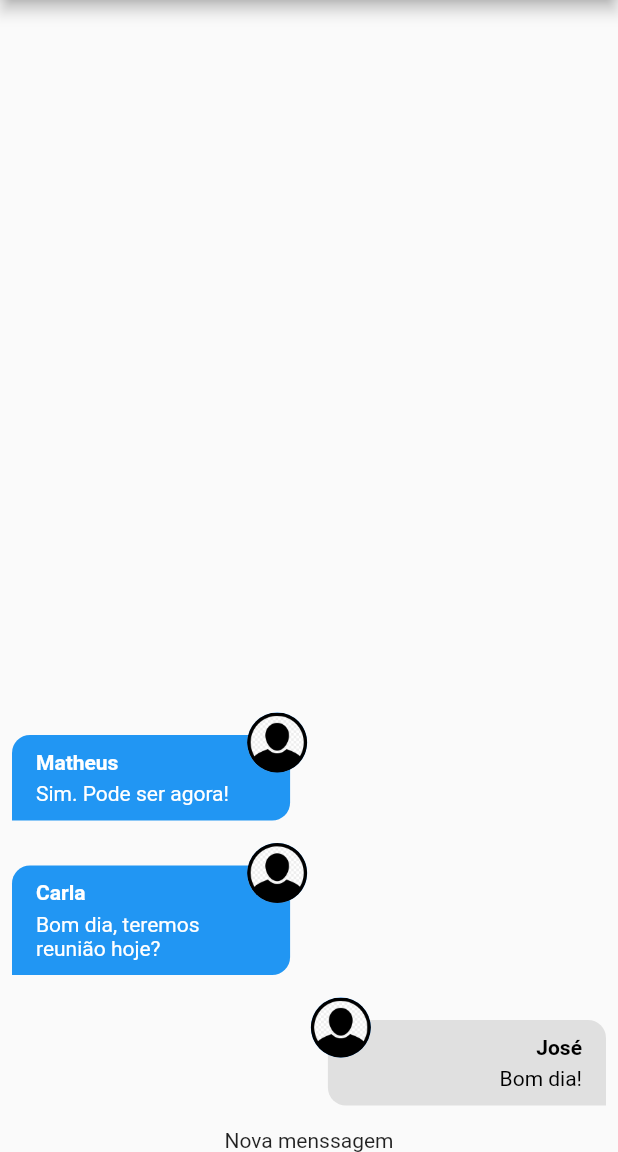
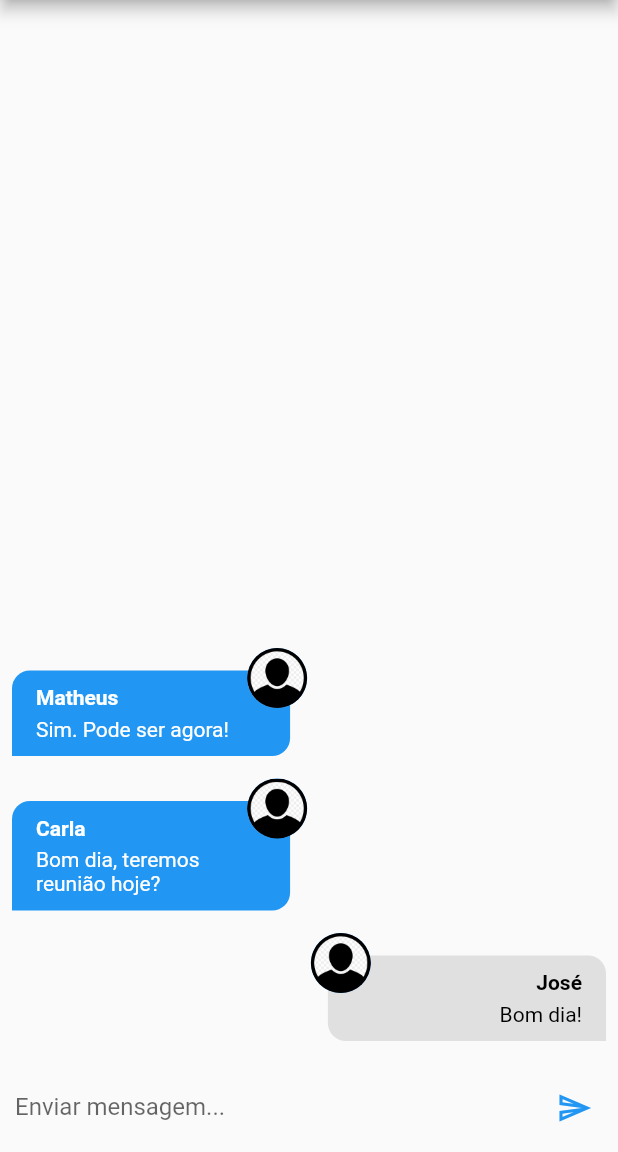
Before and after one commit to JFmaia/flutchat, a Flutter app: the screen it shows after launch, on a phone screen of 412 x 824 dp, the part 84-1236 px from its top. Run offline on Flutter 3.47's test engine with Material 2 defaults, Android fonts, the phone set to English and light mode, and no system bars; our stand-ins replace image_picker; accounts and stored records are empty.

Commit message:
Modified File
Adicionando o layout do campo de nova menssagem e adicionando funcinalidade de salvar.

```diff
--- a/flutchat/lib/components/new_message.dart
+++ b/flutchat/lib/components/new_message.dart
@@ -1,12 +1,61 @@
+import 'package:flutchat/core/services/auth/auth_service.dart';
+import 'package:flutchat/core/services/chat/chat_service.dart';
 import 'package:flutter/material.dart';
 
-class NewMessage extends StatelessWidget {
+class NewMessage extends StatefulWidget {
   const NewMessage({Key? key}) : super(key: key);
 
   @override
+  _NewMessageState createState() => _NewMessageState();
+}
+
+class _NewMessageState extends State<NewMessage> {
+  String _message = "";
+  final _messageController = TextEditingController();
+
+  Future<void> _sendMenssage() async {
+    final user = AuthService().currentUser;
+
+    if (user != null) {
+      await ChatService().save(_message, user);
+      _messageController.clear();
+    }
+  }
+
+  @override
   Widget build(BuildContext context) {
-    return Center(
-      child: Text("Nova menssagem"),
+    return Padding(
+      padding: const EdgeInsets.only(
+        left: 10,
+        right: 10,
+      ),
+      child: Row(
+        children: [
+          Expanded(
+            child: TextField(
+              controller: _messageController,
+              onChanged: (msg) => setState(() => _message = msg),
+              onSubmitted: (_) {
+                if (_message.trim().isNotEmpty) {
+                  _sendMenssage();
+                }
+              },
+              decoration: InputDecoration(
+                labelText: 'Enviar mensagem...',
+                border: InputBorder.none,
+              ),
+            ),
+          ),
+          IconButton(
+            padding: EdgeInsets.only(left: 10),
+            icon: Icon(
+              Icons.send_outlined,
+              color: Theme.of(context).primaryColor,
+            ),
+            onPressed: _message.trim().isEmpty ? null : _sendMenssage,
+          ),
+        ],
+      ),
     );
   }
 }
```
